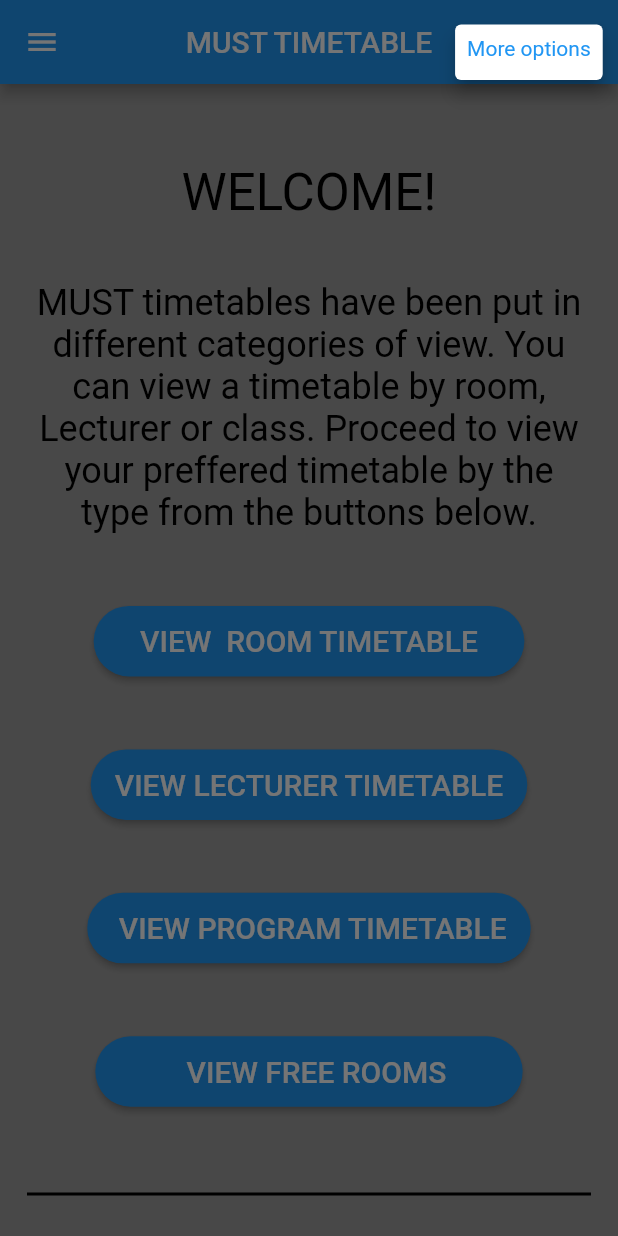
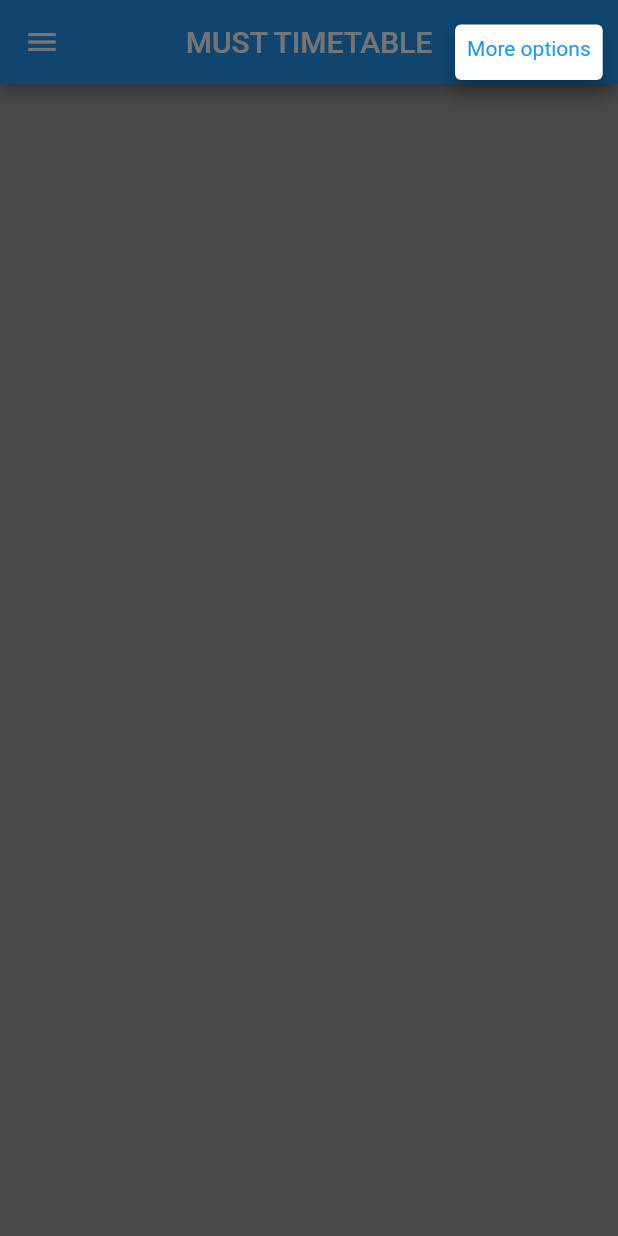
Before and after one commit to shadkasera/must_timetable1, a Flutter app: the screen it shows after launch, after a tap on the "more vert" icon, on a phone screen of 412 x 824 dp. Run offline on Flutter 3.47's test engine with Material 2 defaults, Android fonts, the light colour scheme and no system bars.

Commit message:
modified files

```diff
--- a/lib/home_screen.dart
+++ b/lib/home_screen.dart
@@ -8,7 +8,7 @@ class HomeScreen extends StatelessWidget {
   Widget build(BuildContext context) {
     return SafeArea(
       child: Scaffold(
-        backgroundColor: Colors.grey,
+        backgroundColor: Colors.grey[400],
         appBar: AppBar(
           iconTheme: const IconThemeData(color: Colors.white),
           backgroundColor: Colors.blue,
@@ -64,12 +64,14 @@ class HomeScreen extends StatelessWidget {
           ],
           centerTitle: true,
         ),
+
         body: Padding(
-          padding: const EdgeInsets.all(18.0),
+          padding: const EdgeInsets.all(10.0),
           child: Column(
             mainAxisAlignment: MainAxisAlignment.spaceBetween,
+            crossAxisAlignment: CrossAxisAlignment.stretch,
             children: [
-              const SizedBox(height: 20),
+              //const SizedBox(height: 100),
               RichText(
                 text: const TextSpan(
                   text: 'WELCOME! \n\n',
@@ -104,7 +106,7 @@ class HomeScreen extends StatelessWidget {
                           MaterialStateProperty.all<Color>(Colors.blue),
                       shape: MaterialStateProperty.all<RoundedRectangleBorder>(
                         RoundedRectangleBorder(
-                          borderRadius: BorderRadius.circular(30.0),
+                          borderRadius: BorderRadius.circular(10.0),
                         ),
                       ),
                     ),
@@ -136,7 +138,7 @@ class HomeScreen extends StatelessWidget {
                           MaterialStateProperty.all<Color>(Colors.blue),
                       shape: MaterialStateProperty.all<RoundedRectangleBorder>(
                         RoundedRectangleBorder(
-                          borderRadius: BorderRadius.circular(30.0),
+                          borderRadius: BorderRadius.circular(10.0),
                         ),
                       ),
                     ),
@@ -168,7 +170,7 @@ class HomeScreen extends StatelessWidget {
                           MaterialStateProperty.all<Color>(Colors.blue),
                       shape: MaterialStateProperty.all<RoundedRectangleBorder>(
                         RoundedRectangleBorder(
-                          borderRadius: BorderRadius.circular(30.0),
+                          borderRadius: BorderRadius.circular(10.0),
                         ),
                       ),
                     ),
@@ -200,7 +202,7 @@ class HomeScreen extends StatelessWidget {
                           MaterialStateProperty.all<Color>(Colors.blue),
                       shape: MaterialStateProperty.all<RoundedRectangleBorder>(
                         RoundedRectangleBorder(
-                          borderRadius: BorderRadius.circular(30.0),
+                          borderRadius: BorderRadius.circular(10.0),
                         ),
                       ),
                     ),
--- a/lib/main.dart
+++ b/lib/main.dart
@@ -1,5 +1,5 @@
 import 'package:flutter/material.dart';
-import 'package:must_timetable1/home_screen.dart';
+import 'package:must_timetable1/welcome_screen.dart';
 
 
 void main() {
@@ -18,7 +18,7 @@ class MyApp extends StatelessWidget {
         primarySwatch: Colors.grey,
       ),
       debugShowCheckedModeBanner: false,
-      home: const HomeScreen(),
+      home: const WelcomeScreen(),
 
 
     );
--- /dev/null
+++ b/lib/welcome_screen.dart
@@ -0,0 +1,69 @@
+import 'package:flutter/material.dart';
+
+class WelcomeScreen extends StatelessWidget {
+  const WelcomeScreen({super.key});
+
+  @override
+  Widget build(BuildContext context) {
+    return  SafeArea(
+      child: Scaffold(
+        backgroundColor: Colors.grey,
+         appBar: AppBar(
+          iconTheme: const IconThemeData(color: Colors.white),
+          backgroundColor: Colors.blue,
+          title: const Text(
+            'MUST TIMETABLE',
+            style: TextStyle(color: Colors.white),
+          ),
+          leading: IconButton(
+            onPressed: () {
+              // Action to perform when the button is pressed
+            },
+            icon: const Icon(
+              Icons.menu,
+              color: Colors.white,
+            ),
+          ),
+          actions: [
+            IconButton(
+              icon: const Icon(Icons.more_vert_sharp),
+              onPressed: () {
+                showDialog(
+                  context: context,
+                  builder: (context) {
+                    return FractionallySizedBox(
+                      heightFactor: 0.97,
+                      widthFactor: 0.97,
+                      child: Container(
+                        alignment: Alignment.topRight,
+                        child: Card(
+                          elevation: 5,
+                          child: Padding(
+                            padding: const EdgeInsets.all(8.0),
+                            child: Column(
+                              mainAxisSize: MainAxisSize.min,
+                              crossAxisAlignment: CrossAxisAlignment.end,
+                              // ignore: prefer_const_literals_to_create_immutables
+                              children: [
+                                const Text(
+                                  'More options',
+                                  style: TextStyle(color: Colors.blue),
+                                ),
+                                const SizedBox(height: 5),
+                              ],
+                            ),
+                          ),
+                        ),
+                      ),
+                    );
+                  },
+                );
+              },
+            ),
+          ],
+          centerTitle: true,
+        ),
+      body: Container(),),
+    );
+  }
+}
```
